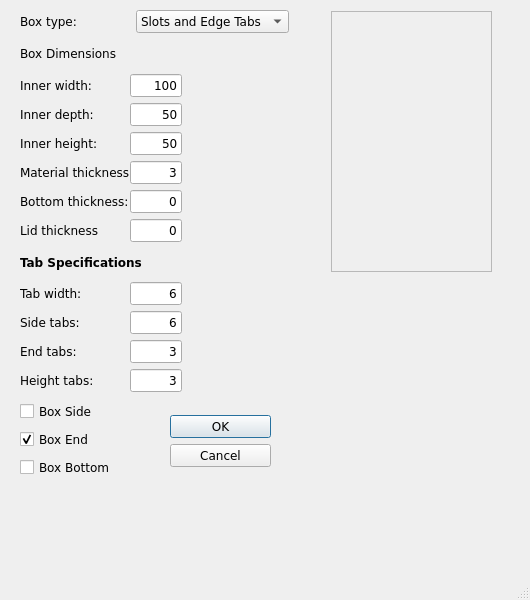
Qt form form.ui (gharley/LaserCutBoxes) before a commit.
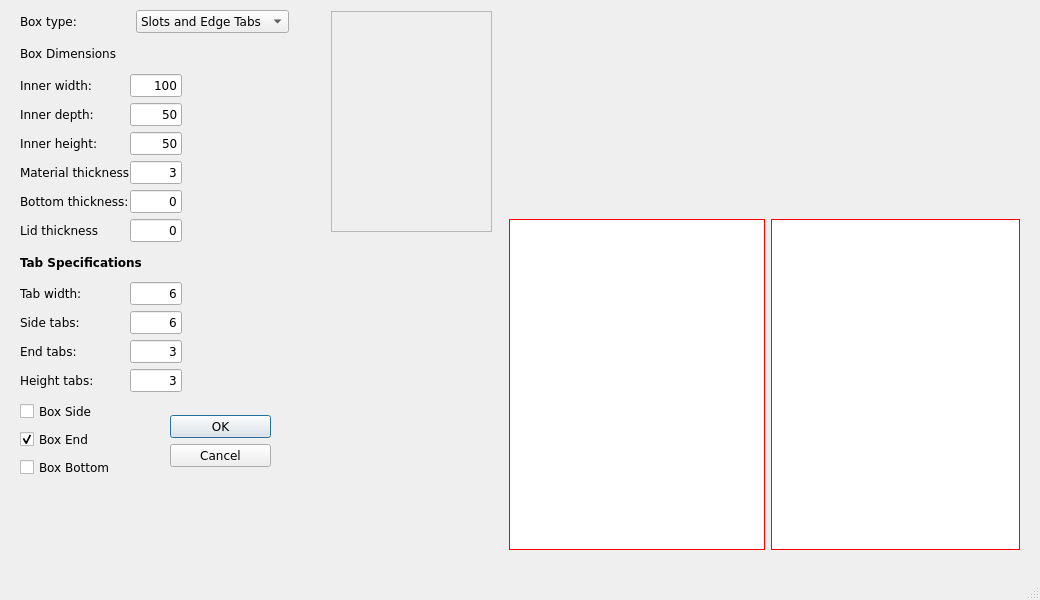
The same form after that commit.

```diff
--- a/form.ui
+++ b/form.ui
@@ -6,7 +6,7 @@
    <rect>
     <x>0</x>
     <y>0</y>
-    <width>530</width>
+    <width>1040</width>
     <height>600</height>
    </rect>
   </property>
@@ -25,6 +25,10 @@
 	font-size: 12px;
 }
 
+QTextEdit{
+	border: 1px solid red;
+}
+
 QLabel {
     max-width: 110px;
 	min-width: 110px;
@@ -569,13 +573,31 @@
      </item>
     </layout>
    </widget>
+   <widget class="QWidget" name="formLayoutWidget">
+    <property name="geometry">
+     <rect>
+      <x>509</x>
+      <y>219</y>
+      <width>511</width>
+      <height>331</height>
+     </rect>
+    </property>
+    <layout class="QFormLayout" name="formLayout">
+     <item row="0" column="0">
+      <widget class="QTextEdit" name="textEdit"/>
+     </item>
+     <item row="0" column="1">
+      <widget class="QTextEdit" name="textEdit_2"/>
+     </item>
+    </layout>
+   </widget>
    <widget class="QFrame" name="image">
     <property name="geometry">
      <rect>
       <x>331</x>
       <y>11</y>
       <width>161</width>
-      <height>261</height>
+      <height>221</height>
      </rect>
     </property>
     <property name="frameShape">
```
Left out of the diff: 2 changed lines with no effect on the pictures.
